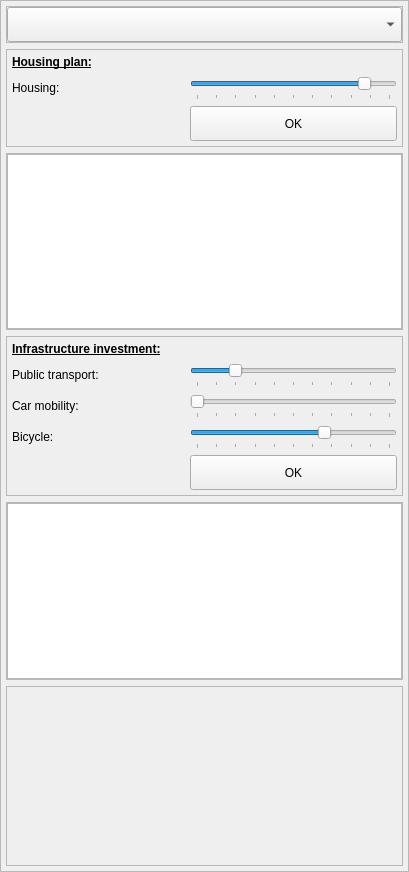
This is PlanningTool_dockwidget_base.ui in rapha411/PlanningTool as Qt 5 draws it before an edit. The edited form follows.
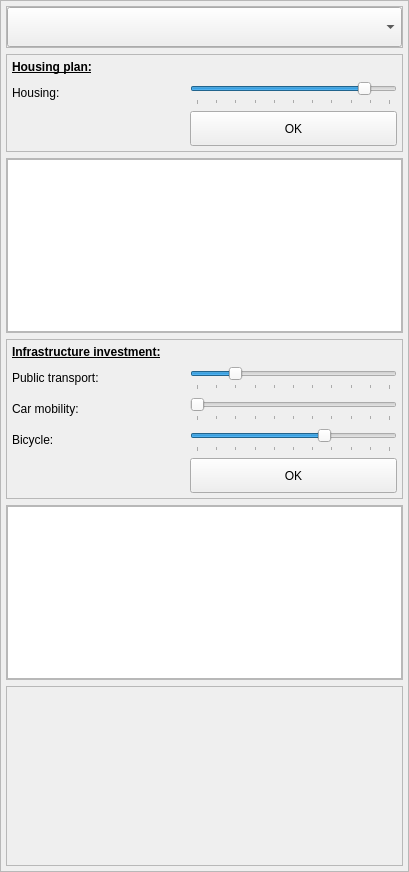
This is the edited form.

What changed in the file:
```diff
--- a/PlanningTool_dockwidget_base.ui
+++ b/PlanningTool_dockwidget_base.ui
@@ -113,7 +113,7 @@
             <item>
              <widget class="QComboBox" name="packageComboBox">
               <property name="sizePolicy">
-               <sizepolicy hsizetype="MinimumExpanding" vsizetype="Fixed">
+               <sizepolicy hsizetype="MinimumExpanding" vsizetype="MinimumExpanding">
                 <horstretch>0</horstretch>
                 <verstretch>0</verstretch>
                </sizepolicy>
@@ -121,7 +121,13 @@
               <property name="minimumSize">
                <size>
                 <width>0</width>
-                <height>35</height>
+                <height>40</height>
+               </size>
+              </property>
+              <property name="baseSize">
+               <size>
+                <width>0</width>
+                <height>50</height>
                </size>
               </property>
               <property name="editable">
@@ -129,8 +135,8 @@
               </property>
               <property name="iconSize">
                <size>
-                <width>16</width>
-                <height>24</height>
+                <width>48</width>
+                <height>48</height>
                </size>
               </property>
              </widget>
```
